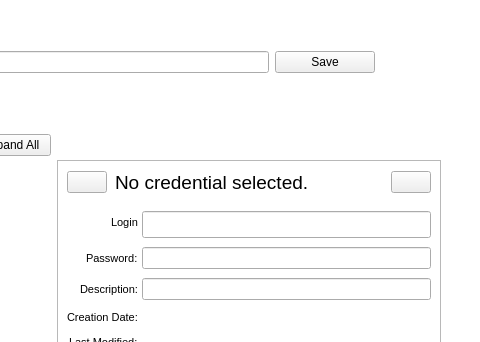
The window that src/CredentialsManagement.ui (mooltipass/moolticute) describes before a commit, drawn with Qt 5; both pictures show x 1067 to 1547 and y 0 to 342 of the 1547 by 655 pixel window.
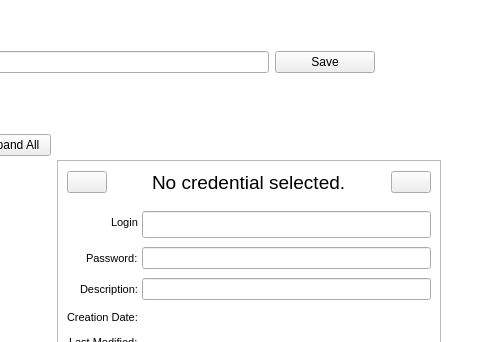
The same window after the commit. Icons and pictures are not drawn. Custom widgets are drawn as their Qt base class.

Commit message: Fix for: Center service name in right part of UI

```diff
--- a/src/CredentialsManagement.ui
+++ b/src/CredentialsManagement.ui
@@ -358,7 +358,7 @@
                    <bool>false</bool>
                   </property>
                   <property name="alignment">
-                   <set>Qt::AlignLeading|Qt::AlignLeft|Qt::AlignVCenter</set>
+                   <set>Qt::AlignCenter</set>
                   </property>
                   <property name="readOnly">
                    <bool>true</bool>
```
